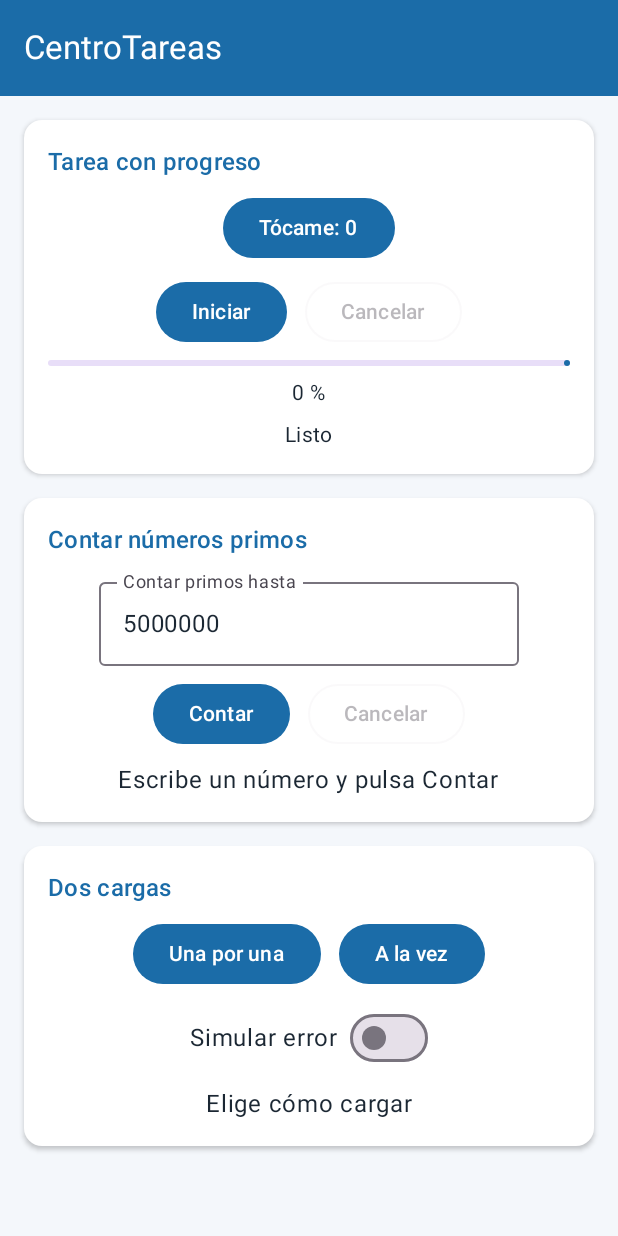
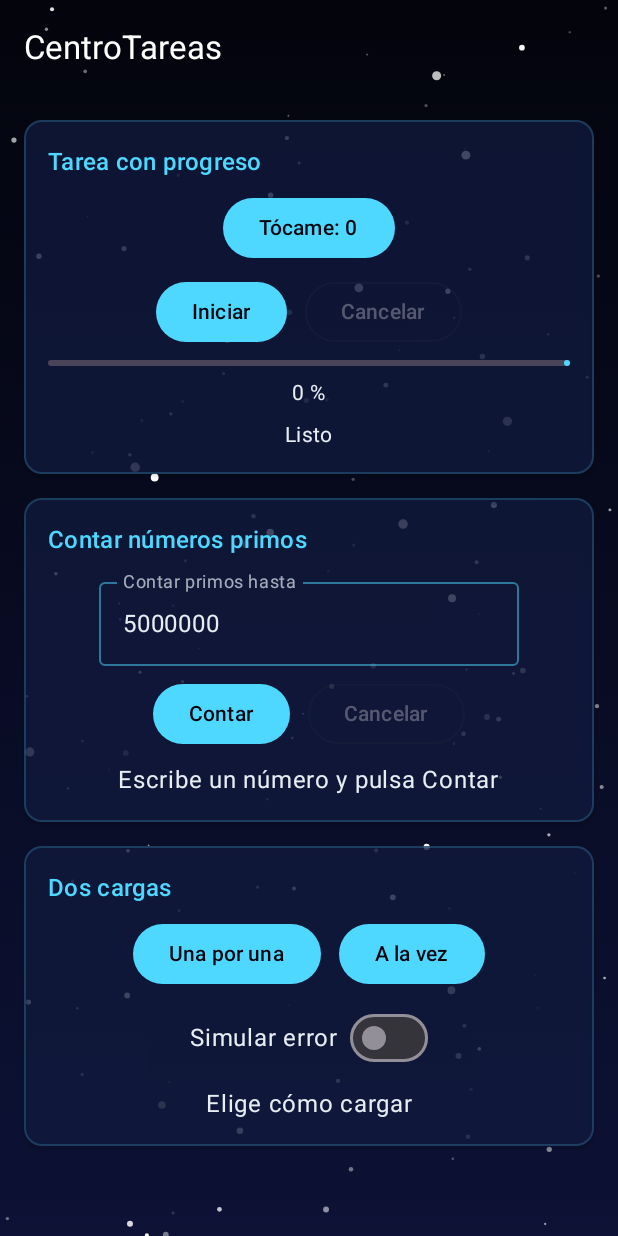
Before and after one commit to AntonioPromaweb/CentroTareas, an Android app built with Jetpack Compose: the screen it shows after launch (MainActivity), on a phone screen of 412 x 824 dp. Run offline under Robolectric (Android 15) with nearby library versions, the phone set to English and light mode, and no system bars.

Commit message:
feat(tema): fondo espacial con estrellas animadas y paleta cosmica

```diff
--- a/app/src/main/java/com/vasquez/centrotareas/MainActivity.kt
+++ b/app/src/main/java/com/vasquez/centrotareas/MainActivity.kt
@@ -1,8 +1,10 @@
 package com.vasquez.centrotareas
 
+import android.graphics.Color
 import android.os.Bundle
 import androidx.activity.ComponentActivity
 import androidx.activity.compose.setContent
+import androidx.activity.SystemBarStyle
 import androidx.activity.enableEdgeToEdge
 import androidx.lifecycle.viewmodel.compose.viewModel
 import com.vasquez.centrotareas.ui.PantallaTareas
@@ -13,7 +15,11 @@ import com.vasquez.centrotareas.viewmodel.TareasViewModelFactory
 class MainActivity : ComponentActivity() {
     override fun onCreate(savedInstanceState: Bundle?) {
         super.onCreate(savedInstanceState)
-        enableEdgeToEdge()
+        // Tema siempre oscuro: iconos claros en las barras del sistema
+        enableEdgeToEdge(
+            statusBarStyle = SystemBarStyle.dark(Color.TRANSPARENT),
+            navigationBarStyle = SystemBarStyle.dark(Color.TRANSPARENT)
+        )
         setContent {
             CentroTareasTheme {
                 val vm: TareasViewModel = viewModel(factory = TareasViewModelFactory())
--- /dev/null
+++ b/app/src/main/java/com/vasquez/centrotareas/ui/FondoEspacial.kt
@@ -0,0 +1,128 @@
+package com.vasquez.centrotareas.ui
+
+import androidx.compose.animation.core.LinearEasing
+import androidx.compose.animation.core.RepeatMode
+import androidx.compose.animation.core.animateFloat
+import androidx.compose.animation.core.infiniteRepeatable
+import androidx.compose.animation.core.rememberInfiniteTransition
+import androidx.compose.animation.core.tween
+import androidx.compose.foundation.Canvas
+import androidx.compose.foundation.layout.Box
+import androidx.compose.foundation.layout.fillMaxSize
+import androidx.compose.runtime.Composable
+import androidx.compose.runtime.remember
+import androidx.compose.ui.Modifier
+import androidx.compose.ui.geometry.Offset
+import androidx.compose.ui.graphics.Brush
+import androidx.compose.ui.graphics.Color
+import androidx.compose.ui.unit.dp
+import kotlin.math.sin
+import kotlin.random.Random
+
+private data class Estrella(
+    val x: Float,
+    val y0: Float,
+    val radioDp: Float,
+    val capa: Int,
+    val velocidadCapa: Float,
+    val alfaBase: Float,
+    val faseParpadeo: Float
+)
+
+@Composable
+fun FondoEspacial(
+    modifier: Modifier = Modifier,
+    content: @Composable () -> Unit
+) {
+    val infiniteTransition = rememberInfiniteTransition(label = "animacionEspacio")
+
+    val tProgress = infiniteTransition.animateFloat(
+        initialValue = 0f,
+        targetValue = 1f,
+        animationSpec = infiniteRepeatable(
+            animation = tween(durationMillis = 60000, easing = LinearEasing),
+            repeatMode = RepeatMode.Restart
+        ),
+        label = "progresoMovimiento"
+    )
+
+    val parpadeoProgress = infiniteTransition.animateFloat(
+        initialValue = 0f,
+        targetValue = (2.0 * Math.PI).toFloat(),
+        animationSpec = infiniteRepeatable(
+            animation = tween(durationMillis = 3500, easing = LinearEasing),
+            repeatMode = RepeatMode.Restart
+        ),
+        label = "progresoParpadeo"
+    )
+
+    val estrellas = remember {
+        val random = Random(12345)
+        List(140) {
+            val capa = when (random.nextFloat()) {
+                in 0.0f..0.5f -> 0
+                in 0.5f..0.85f -> 1
+                else -> 2
+            }
+            val (radioMin, radioMax, vel, baseAlpha) = when (capa) {
+                0 -> Quadruple(0.6f, 1.2f, 1f, 0.45f)
+                1 -> Quadruple(1.2f, 2.0f, 2f, 0.70f)
+                else -> Quadruple(2.0f, 3.2f, 3f, 0.90f)
+            }
+            val radioDp = radioMin + random.nextFloat() * (radioMax - radioMin)
+            val alfaBase = (baseAlpha + (random.nextFloat() * 0.2f - 0.1f)).coerceIn(0.2f, 1.0f)
+
+            Estrella(
+                x = random.nextFloat(),
+                y0 = random.nextFloat(),
+                radioDp = radioDp,
+                capa = capa,
+                velocidadCapa = vel,
+                alfaBase = alfaBase,
+                faseParpadeo = random.nextFloat() * (2.0 * Math.PI).toFloat()
+            )
+        }
+    }
+
+    Box(modifier = modifier.fillMaxSize()) {
+        Canvas(modifier = Modifier.fillMaxSize()) {
+            drawRect(
+                brush = Brush.verticalGradient(
+                    colors = listOf(
+                        Color(0xFF03040C),
+                        Color(0xFF0D1236)
+                    )
+                )
+            )
+
+            val t = tProgress.value
+            val p = parpadeoProgress.value
+            val w = size.width
+            val h = size.height
+
+            for (e in estrellas) {
+                val yNorm = (e.y0 + t * e.velocidadCapa) % 1.0f
+                val xPx = e.x * w
+                val yPx = yNorm * h
+
+                val twinkle = 0.25f * sin(p + e.faseParpadeo)
+                val alphaFinal = (e.alfaBase + twinkle).coerceIn(0.15f, 1.0f)
+
+                drawCircle(
+                    color = Color.White.copy(alpha = alphaFinal),
+                    radius = e.radioDp.dp.toPx(),
+                    center = Offset(xPx, yPx)
+                )
+            }
+        }
+
+        content()
+    }
+}
+
+private data class Quadruple<A, B, C, D>(
+    val first: A,
+    val second: B,
+    val third: C,
+    val fourth: D
+)
--- a/app/src/main/java/com/vasquez/centrotareas/ui/PantallaTareas.kt
+++ b/app/src/main/java/com/vasquez/centrotareas/ui/PantallaTareas.kt
@@ -1,5 +1,7 @@
 package com.vasquez.centrotareas.ui
 
+import androidx.compose.foundation.BorderStroke
+import androidx.compose.foundation.background
 import androidx.compose.foundation.layout.Arrangement
 import androidx.compose.foundation.layout.Column
 import androidx.compose.foundation.layout.Row
@@ -7,14 +9,19 @@ import androidx.compose.foundation.layout.fillMaxSize
 import androidx.compose.foundation.layout.fillMaxWidth
 import androidx.compose.foundation.layout.padding
 import androidx.compose.foundation.rememberScrollState
+import androidx.compose.foundation.shape.RoundedCornerShape
+import androidx.compose.foundation.text.KeyboardOptions
 import androidx.compose.foundation.verticalScroll
 import androidx.compose.material3.Button
 import androidx.compose.material3.Card
 import androidx.compose.material3.CardDefaults
+import androidx.compose.material3.CircularProgressIndicator
+import androidx.compose.material3.ExperimentalMaterial3Api
 import androidx.compose.material3.LinearProgressIndicator
-import androidx.compose.material3.ExperimentalMaterial3Api
 import androidx.compose.material3.MaterialTheme
 import androidx.compose.material3.OutlinedButton
+import androidx.compose.material3.OutlinedTextField
+import androidx.compose.material3.OutlinedTextFieldDefaults
 import androidx.compose.material3.Scaffold
 import androidx.compose.material3.Switch
 import androidx.compose.material3.Text
@@ -24,19 +31,14 @@ import androidx.compose.runtime.Composable
 import androidx.compose.runtime.collectAsState
 import androidx.compose.runtime.getValue
 import androidx.compose.runtime.mutableIntStateOf
+import androidx.compose.runtime.mutableStateOf
 import androidx.compose.runtime.saveable.rememberSaveable
 import androidx.compose.runtime.setValue
 import androidx.compose.ui.Alignment
 import androidx.compose.ui.Modifier
-import androidx.compose.ui.unit.dp
-import androidx.compose.foundation.background
-import androidx.compose.foundation.shape.RoundedCornerShape
-import androidx.compose.foundation.text.KeyboardOptions
-import androidx.compose.material3.CircularProgressIndicator
-import androidx.compose.material3.OutlinedTextField
-import androidx.compose.runtime.mutableStateOf
 import androidx.compose.ui.graphics.Color
 import androidx.compose.ui.text.input.KeyboardType
+import androidx.compose.ui.unit.dp
 import com.vasquez.centrotareas.model.CargaUi
 import com.vasquez.centrotareas.model.PrimosUi
 import com.vasquez.centrotareas.ui.theme.ErrorFondo
@@ -58,13 +60,15 @@ fun PantallaTareas(vm: TareasViewModel) {
     // Contador de la "prueba de vida": si deja de sumar, la pantalla está congelada
     var toques by rememberSaveable { mutableIntStateOf(0) }
 
+    FondoEspacial {
         Scaffold(
+            containerColor = Color.Transparent,
             topBar = {
                 TopAppBar(
-                title = { Text("CentroTareas") },
+                    title = { Text("CentroTareas", color = Color.White) },
                     colors = TopAppBarDefaults.topAppBarColors(
-                    containerColor = MaterialTheme.colorScheme.primary,
-                    titleContentColor = MaterialTheme.colorScheme.onPrimary
+                        containerColor = Color.Transparent,
+                        titleContentColor = Color.White
                     )
                 )
             }
@@ -103,7 +107,15 @@ fun PantallaTareas(vm: TareasViewModel) {
                         label = { Text("Contar primos hasta") },
                         singleLine = true,
                         keyboardOptions = KeyboardOptions(keyboardType = KeyboardType.Number),
-                    enabled = primos !is PrimosUi.Calculando
+                        enabled = primos !is PrimosUi.Calculando,
+                        colors = OutlinedTextFieldDefaults.colors(
+                            focusedBorderColor = MaterialTheme.colorScheme.primary,
+                            unfocusedBorderColor = MaterialTheme.colorScheme.primary.copy(alpha = 0.5f),
+                            focusedLabelColor = MaterialTheme.colorScheme.primary,
+                            unfocusedLabelColor = MaterialTheme.colorScheme.onSurface.copy(alpha = 0.7f),
+                            focusedTextColor = MaterialTheme.colorScheme.onSurface,
+                            unfocusedTextColor = MaterialTheme.colorScheme.onSurface
+                        )
                     )
                     val n = textoN.toIntOrNull()
                     Row(horizontalArrangement = Arrangement.spacedBy(12.dp)) {
@@ -172,6 +184,7 @@ fun PantallaTareas(vm: TareasViewModel) {
             }
         }
     }
+}
 
 // Caja de color para mostrar un resultado (verde = éxito)
 @Composable
@@ -194,7 +207,12 @@ private fun TarjetaTarea(
 ) {
     Card(
         modifier = Modifier.fillMaxWidth(),
-        colors = CardDefaults.cardColors(containerColor = MaterialTheme.colorScheme.surface),
+        colors = CardDefaults.cardColors(
+            containerColor = Color(0xCC111A3D),
+            // Sin esto el texto saldría negro sobre el fondo oscuro
+            contentColor = MaterialTheme.colorScheme.onSurface
+        ),
+        border = BorderStroke(1.dp, Color(0x334FD8FF)),
         elevation = CardDefaults.cardElevation(defaultElevation = 2.dp)
     ) {
         Column(
--- a/app/src/main/java/com/vasquez/centrotareas/ui/theme/Color.kt
+++ b/app/src/main/java/com/vasquez/centrotareas/ui/theme/Color.kt
@@ -2,20 +2,15 @@ package com.vasquez.centrotareas.ui.theme
 
 import androidx.compose.ui.graphics.Color
 
-// Azul del tema (como en el diseño de la guía)
-val AzulPrimario = Color(0xFF1B6CA8)
-val AzulSobrePrimario = Color(0xFFFFFFFF)
-val AzulContenedor = Color(0xFFD3E6F5)
-val FondoClaro = Color(0xFFF4F7FB)
-val SuperficieClara = Color(0xFFFFFFFF)
-val TextoClaro = Color(0xFF1B2733)
+// Paleta cósmica oscura
+val CianPrimario = Color(0xFF4FD8FF)
+val VioletaSecundario = Color(0xFF9B7BFF)
+val TextoClaroCosmico = Color(0xFFE6EDF3)
+val FondoCosmico = Color(0xFF03040C)
+val SuperficieCosmica = Color(0xCC111A3D)
 
-val AzulPrimarioOscuro = Color(0xFF8FC3EA)
-val FondoOscuro = Color(0xFF10181F)
-val SuperficieOscura = Color(0xFF1A242D)
-val TextoOscuro = Color(0xFFE6EDF3)
-
-val ErrorRojo = Color(0xFFB3261E)
-val ErrorFondo = Color(0xFFFBE4E2)
-val ExitoVerde = Color(0xFF1E6B34)
-val ExitoFondo = Color(0xFFE3F2E5)
+// Colores de estado requeridos (se conservan los mismos nombres)
+val ErrorRojo = Color(0xFFFF8A8A)
+val ErrorFondo = Color(0xFF3A1216)
+val ExitoVerde = Color(0xFF7CF0A5)
+val ExitoFondo = Color(0xFF0F3322)
--- a/app/src/main/java/com/vasquez/centrotareas/ui/theme/Theme.kt
+++ b/app/src/main/java/com/vasquez/centrotareas/ui/theme/Theme.kt
@@ -1,41 +1,32 @@
 package com.vasquez.centrotareas.ui.theme
 
-import androidx.compose.foundation.isSystemInDarkTheme
 import androidx.compose.material3.MaterialTheme
 import androidx.compose.material3.darkColorScheme
-import androidx.compose.material3.lightColorScheme
 import androidx.compose.runtime.Composable
 import androidx.compose.ui.graphics.Color
 
 private val DarkColorScheme = darkColorScheme(
-    primary = AzulPrimarioOscuro,
-    onPrimary = FondoOscuro,
-    background = FondoOscuro,
-    surface = SuperficieOscura,
-    onBackground = TextoOscuro,
-    onSurface = TextoOscuro,
-    error = Color(0xFFF2B8B5)
-)
-
-private val LightColorScheme = lightColorScheme(
-    primary = AzulPrimario,
-    onPrimary = AzulSobrePrimario,
-    primaryContainer = AzulContenedor,
-    background = FondoClaro,
-    surface = SuperficieClara,
-    onBackground = TextoClaro,
-    onSurface = TextoClaro,
+    primary = CianPrimario,
+    onPrimary = Color(0xFF03040C),
+    secondary = VioletaSecundario,
+    onSecondary = Color(0xFF03040C),
+    background = FondoCosmico,
+    onBackground = TextoClaroCosmico,
+    surface = SuperficieCosmica,
+    onSurface = TextoClaroCosmico,
     error = ErrorRojo,
-    errorContainer = ErrorFondo
+    onError = ErrorFondo,
+    errorContainer = ErrorFondo,
+    onErrorContainer = ErrorRojo
 )
 
 @Composable
 fun CentroTareasTheme(
-    darkTheme: Boolean = isSystemInDarkTheme(),
+    darkTheme: Boolean = true,
     content: @Composable () -> Unit
 ) {
     MaterialTheme(
-        colorScheme = if (darkTheme) DarkColorScheme else LightColorScheme,
+        colorScheme = DarkColorScheme,
         typography = Typography,
         content = content
     )
```
Lines whose indentation alone changed are shown as unchanged.
